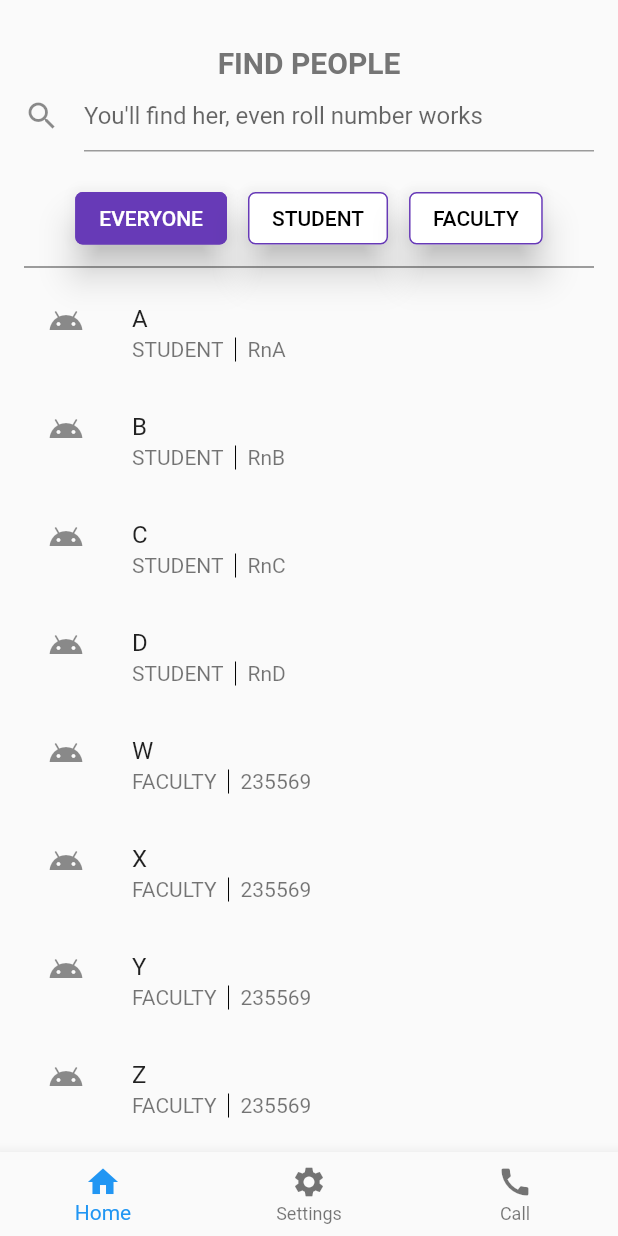
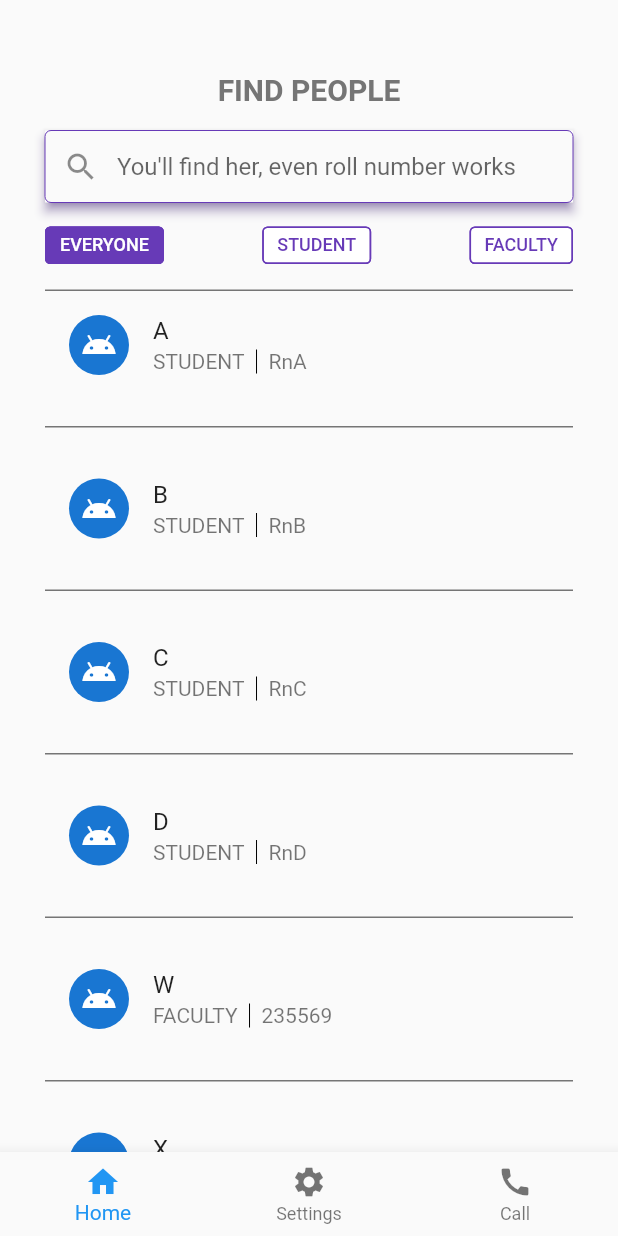
Before and after one commit to gagandeep25/search_activity, a Flutter app: the screen it shows after launch, on a phone screen of 412 x 824 dp. Run offline on Flutter 3.47's test engine with Material 2 defaults, Android fonts, the phone set to English and light mode, and no system bars; drawn by our look-alikes of custom_radio_grouped_button.

Commit message:
Added button file. Modified the design

```diff
--- /dev/null
+++ b/flutter_app/lib/button.dart
@@ -0,0 +1,154 @@
+import 'package:flutter/material.dart';
+
+class CustomRadioButton extends StatefulWidget {
+  CustomRadioButton({
+    this.buttonLabels,
+    this.buttonValues,
+    this.fontSize = 15,
+    this.autoWidth = true,
+    this.radioButtonValue,
+    this.unSelectedColor,
+    this.padding = 3,
+    this.selectedColor,
+    this.height = 35,
+    this.width = 100,
+    this.enableShape = false,
+    this.elevation = 10,
+    this.defaultSelected,
+    this.customShape,
+  })  : assert(buttonLabels.length == buttonValues.length),
+        assert(unSelectedColor != null),
+        assert(selectedColor != null);
+
+  final List buttonValues;
+
+  final double height;
+  final double padding;
+
+  ///Default selected value
+  final dynamic defaultSelected;
+
+  ///Only applied when in vertical mode
+  ///This will use minimum space required
+  ///If enables it will ignore width field
+  final bool autoWidth;
+
+  ///Use this if you want to keep width of all the buttons same
+  final double width;
+
+  final List<String> buttonLabels;
+
+  final double fontSize;
+
+  final Function(dynamic) radioButtonValue;
+
+  ///Unselected Color of the button
+  final Color unSelectedColor;
+
+  ///Selected Color of button
+  final Color selectedColor;
+
+  /// A custom Shape can be applied (will work only if enableShape is true)
+  final ShapeBorder customShape;
+
+  final bool enableShape;
+  final double elevation;
+
+  _CustomRadioButtonState createState() => _CustomRadioButtonState();
+}
+
+class _CustomRadioButtonState extends State<CustomRadioButton> {
+  String _currentSelectedLabel;
+
+  @override
+  void initState() {
+    super.initState();
+    if (widget.defaultSelected != null) {
+      if (widget.buttonValues.contains(widget.defaultSelected))
+        _currentSelectedLabel = widget.defaultSelected;
+      else
+        throw Exception("Default Value not found in button value list");
+    }
+  }
+
+  List<Widget> _buildButtonsRow() {
+    List<Widget> buttons = [];
+    for (int index = 0; index < widget.buttonLabels.length; index++) {
+      var button = Card(
+        margin: EdgeInsets.zero,
+        color: _currentSelectedLabel == widget.buttonLabels[index]
+            ? widget.selectedColor
+            : widget.unSelectedColor,
+        elevation: widget.elevation,
+        shape: widget.enableShape
+            ? widget.customShape == null
+            ? RoundedRectangleBorder(
+          borderRadius: BorderRadius.all(Radius.circular(50)),
+        )
+            : widget.customShape
+            : null,
+        child: Container(
+          height: widget.height,
+          width: widget.autoWidth ? null : widget.width,
+          constraints: BoxConstraints(maxWidth: 250),
+          child: MaterialButton(
+            padding: EdgeInsets.symmetric(
+              vertical: 0,
+              horizontal: 10.0,
+            ),
+            shape: widget.enableShape
+                ? widget.customShape == null
+                ? OutlineInputBorder(
+              borderSide: BorderSide(
+                  color: Theme.of(context).primaryColor, width: 1),
+              borderRadius: BorderRadius.all(Radius.circular(20)),
+            )
+                : widget.customShape
+                : OutlineInputBorder(
+              borderSide: BorderSide(
+                  color: Theme.of(context).primaryColor, width: 1),
+              borderRadius: BorderRadius.zero,
+            ),
+            onPressed: () {
+              widget.radioButtonValue(widget.buttonValues[index]);
+              setState(() {
+                _currentSelectedLabel = widget.buttonLabels[index];
+              });
+            },
+            child: Text(
+              widget.buttonLabels[index],
+              textAlign: TextAlign.center,
+              overflow: TextOverflow.ellipsis,
+              maxLines: 1,
+              style: TextStyle(
+                color: _currentSelectedLabel == widget.buttonLabels[index]
+                    ? Colors.white
+                    : Theme.of(context).textTheme.bodyText1.color,
+                fontSize: widget.fontSize,
+              ),
+            ),
+          ),
+        ),
+      );
+      buttons.add(button);
+    }
+    return buttons;
+  }
+
+  @override
+  Widget build(BuildContext context) {
+    return _buildRadioButtons();
+  }
+
+  _buildRadioButtons() {
+      return Container(
+        height: widget.height + widget.padding * 2,
+        child: Center(
+          child: Row(
+            mainAxisAlignment: MainAxisAlignment.spaceBetween,
+            children: _buildButtonsRow(),
+          )
+        ),
+      );
+  }
+}
--- a/flutter_app/lib/main.dart
+++ b/flutter_app/lib/main.dart
@@ -7,7 +7,10 @@ void main() {
     theme: ThemeData(
       textTheme: TextTheme(
         bodyText1: TextStyle(color: Colors.deepPurple[500])
-      )
+      ),
+      buttonTheme: ButtonThemeData(
+        minWidth: 60.0
+      ),
     ),
   ));
 }
--- a/flutter_app/lib/search.dart
+++ b/flutter_app/lib/search.dart
@@ -1,6 +1,7 @@
+import 'package:flutter/cupertino.dart';
+import 'package:flutterapp/button.dart';
 import 'package:flutter/material.dart';
 import 'package:flutterapp/person.dart';
-import 'package:custom_radio_grouped_button/custom_radio_grouped_button.dart';
 
 class Search extends StatefulWidget {
   @override
@@ -32,11 +33,13 @@ class _SearchState extends State<Search> {
   Widget build(BuildContext context) {
     return Scaffold(
       body: Padding(
-        padding: const EdgeInsets.fromLTRB(16.0, 30.0, 16.0, 0),
+        padding: const EdgeInsets.fromLTRB(30.0, 40.0, 30.0, 0),
         child: Column(
           crossAxisAlignment: CrossAxisAlignment.center,
           children: <Widget>[
-            Text(
+            Padding(
+              padding: const EdgeInsets.all(8.0),
+              child: Text(
                   "FIND PEOPLE",
                   style: TextStyle(
                     color: Colors.grey[600],
@@ -44,17 +47,36 @@ class _SearchState extends State<Search> {
                     fontWeight: FontWeight.bold,
                   )
               ),
-            TextField(
+            ),
+            Padding(
+              padding: const EdgeInsets.symmetric(
+                vertical: 8.0,
+                horizontal: 0,
+              ),
+              child: Material(
+                elevation: 3.0,
+                shadowColor: Colors.deepPurple[500],
+                child: TextField(
                   decoration: InputDecoration(
-                icon: Icon(Icons.search),
+                    contentPadding: EdgeInsets.all(4.0),
+                    enabledBorder: OutlineInputBorder(
+                      borderSide: BorderSide(color: Colors.deepPurple[500], width: 0),
+                    ),
+                    prefixIcon: Icon(Icons.search),
                     hintText: "You'll find her, even roll number works",
                   ),
                 ),
-            SizedBox(height: 20.0,),
-            CustomRadioButton(
+              ),
+            ),
+            Padding(
+              padding: const EdgeInsets.fromLTRB(0, 5.0, 0, 0),
+              child: CustomRadioButton(
+                elevation: 0,
+                height: 25.0,
+                fontSize: 12.0,
                 autoWidth: true,
                 enableShape: true,
-              buttonLables: ["EVERYONE", "STUDENT", "FACULTY"],
+                buttonLabels: ["EVERYONE", "STUDENT", "FACULTY"],
                 unSelectedColor: Colors.white,
                 buttonValues: ["EVERYONE", "STUDENT", "FACULTY"],
                 radioButtonValue: (value){
@@ -75,24 +97,36 @@ class _SearchState extends State<Search> {
                 selectedColor: Colors.deepPurple[500],
                 defaultSelected: "EVERYONE",
                 customShape: RoundedRectangleBorder(
-                borderRadius: BorderRadius.all(Radius.circular(5.0)),
+                  borderRadius: BorderRadius.all(Radius.circular(3.5)),
                   side: BorderSide(
                     color: Colors.deepPurple[500],
                   ),
                 ),
               ),
-            Divider(
-              color: Colors.black,
-              thickness: 0.5,
+            ),
+            SizedBox(
+              height: 15.0,
+              child: Align(
+                alignment: Alignment.bottomCenter,
+                child: Container(
+                  height: 1.0,
+                  color: Colors.grey[600],
+                ),
+              ),
             ),
             Expanded(
-              child: ListView.builder(
+              child: ListView.separated(
+                separatorBuilder: (context, index) => Divider(
+                  thickness: 1.0,
+                  height: 37.0,
+                  color: Colors.grey[600],
+                ),
                 itemCount: filteredList.length,
                 itemBuilder: (context, index){
                   return ListTile(
                     onTap: () {},
                     title: Text(filteredList[index].name),
-                    leading: Icon(Icons.android),
+                    leading: CircleAvatar(child: Icon(Icons.android)),
                     subtitle: IntrinsicHeight(
                       child: Row(
                         children: <Widget>[
--- a/flutter_app/pubspec.yaml
+++ b/flutter_app/pubspec.yaml
@@ -23,7 +23,6 @@ environment:
 dependencies:
   flutter:
     sdk: flutter
-  custom_radio_grouped_button: ^1.0.2
 
 
   # The following adds the Cupertino Icons font to your application.
```
Also changed, not shown: flutter_app/pubspec.lock. Lines whose indentation alone changed are shown as unchanged.
